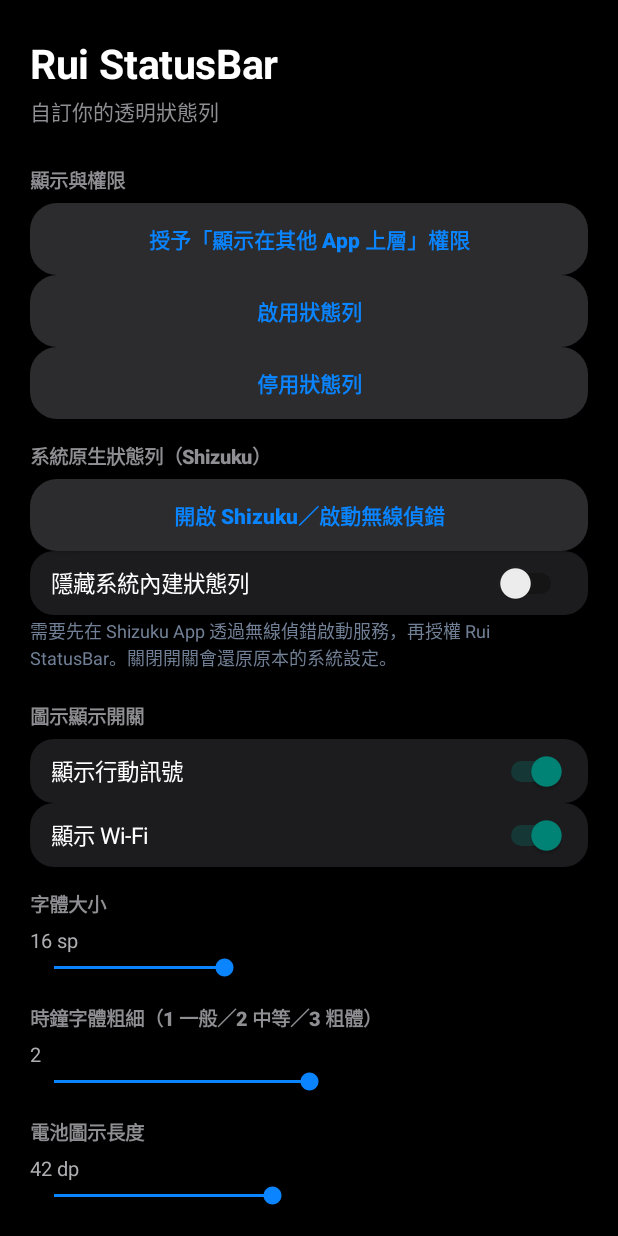
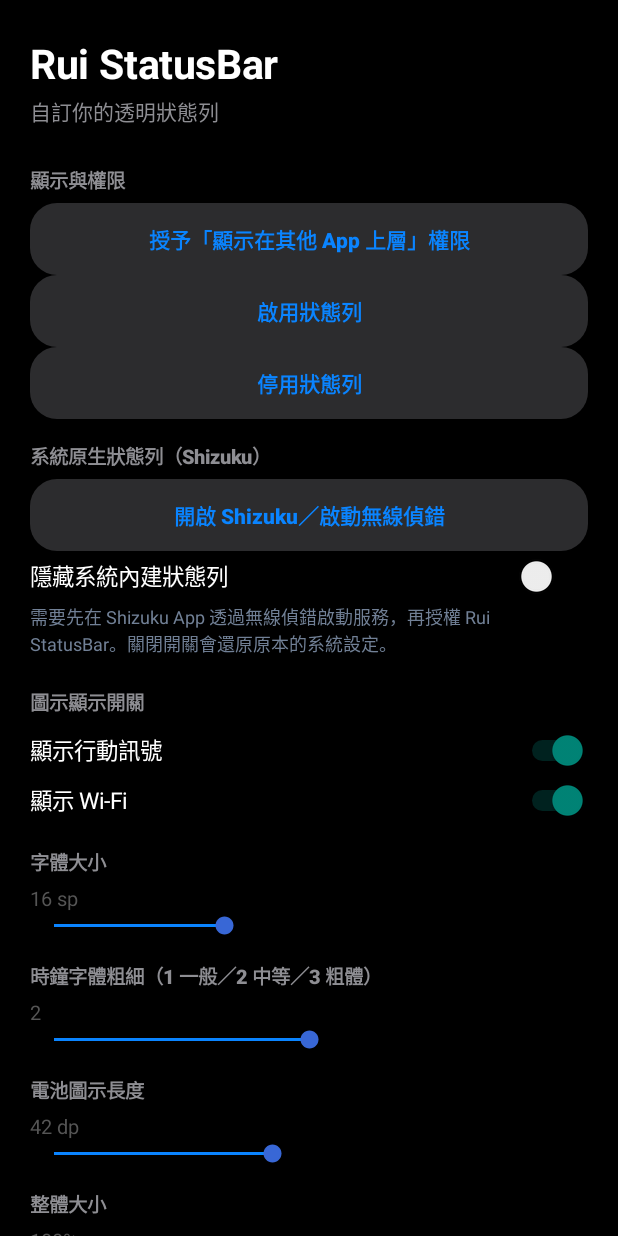
Before and after one commit to edisoneden527787-lab/DynamicIslandPro, an Android app: the screen it shows after launch (MainActivity), on a phone screen of 412 x 824 dp. Run offline under Robolectric (Android 15) with nearby library versions, the phone set to English and light mode, and no system bars; libraries missing offline, so code that uses them is left out: rikka.shizuku; 1 statement that could not run was skipped.

Commit message:
Stabilize startup and simplify iOS dark UI styling

```diff
--- a/app/src/main/java/com/rui/statusbar/MainActivity.kt
+++ b/app/src/main/java/com/rui/statusbar/MainActivity.kt
@@ -34,14 +34,6 @@ class MainActivity : Activity() {
 
     override fun onCreate(savedInstanceState: Bundle?) {
         super.onCreate(savedInstanceState)
-        window.statusBarColor = Color.BLACK
-        window.navigationBarColor = Color.BLACK
-        if (Build.VERSION.SDK_INT >= 29) {
-            window.isNavigationBarContrastEnforced = false
-            window.isStatusBarContrastEnforced = false
-        }
-        @Suppress("DEPRECATION")
-        window.decorView.systemUiVisibility = 0
         Shizuku.addRequestPermissionResultListener(shizukuPermissionListener)
         buildUi()
     }
@@ -196,56 +188,7 @@ class MainActivity : Activity() {
             prefs.edit().clear().apply()
             buildUi()
         })
-        // iOS Settings-inspired dark grouped controls.
-        for (index in 0 until root.childCount) {
-            val child = root.getChildAt(index)
-            when (child) {
-                is Switch -> {
-                    child.setTextColor(Color.WHITE)
-                    child.textSize = 15f
-                    child.background = roundedPanel(0xFF1C1C1E.toInt(), 16f)
-                    child.buttonTintList = ColorStateList.valueOf(0xFF30D158.toInt())
-                    child.setPadding(dp(14), dp(10), dp(14), dp(10))
-                }
-                is Button -> {
-                    child.background = roundedPanel(0xFF2C2C2E.toInt(), 18f)
-                    child.backgroundTintList = null
-                    child.setTextColor(0xFF0A84FF.toInt())
-                    child.minHeight = dp(48)
-                    child.setPadding(dp(18), dp(10), dp(18), dp(10))
-                }
-                is SeekBar -> {
-                    child.progressTintList = ColorStateList.valueOf(0xFF0A84FF.toInt())
-                    child.thumbTintList = ColorStateList.valueOf(0xFF0A84FF.toInt())
-                }
-                is EditText -> {
-                    child.setTextColor(Color.WHITE)
-                    child.setHintTextColor(0xFF8E8E93.toInt())
-                    child.background = roundedPanel(0xFF1C1C1E.toInt(), 14f)
-                    child.setPadding(dp(14), dp(12), dp(14), dp(12))
-                }
-                is Spinner -> {
-                    child.background = roundedPanel(0xFF1C1C1E.toInt(), 14f)
-                    child.setPadding(dp(12), dp(8), dp(12), dp(8))
-                }
-                is RadioGroup -> {
-                    for (i in 0 until child.childCount) {
-                        (child.getChildAt(i) as? RadioButton)?.apply {
-                            setTextColor(Color.WHITE)
-                            buttonTintList = ColorStateList.valueOf(0xFF0A84FF.toInt())
-                        }
-                    }
-                }
-                is TextView -> {
-                    if (child.textSize <= 14f) child.setTextColor(0xFF8E8E93.toInt())
-                }
-            }
-        }
-        setContentView(ScrollView(this).apply {
-            setBackgroundColor(Color.BLACK)
-            clipToPadding = false
-            addView(root)
-        })
+        setContentView(ScrollView(this).apply { setBackgroundColor(Color.BLACK); addView(root) })
         refresh()
     }
 
@@ -282,17 +225,18 @@ class MainActivity : Activity() {
         setTextColor(Color.WHITE)
         background = roundedPanel(0xFF2C2C2E.toInt(), 18f)
         backgroundTintList = null
+        setTextColor(0xFF0A84FF.toInt())
         setPadding(18, 8, 18, 8)
         setOnClickListener { action() }
     }
 
     private fun addSlider(root: LinearLayout, min: Int, max: Int, value: Int, suffix: String, changed: (Int) -> Unit) {
-        val valueText = TextView(this).apply { textSize = 13f; setTextColor(0xFFAEAEB2.toInt()) }
+        val valueText = TextView(this).apply { textSize = 13f; setTextColor(0xFF555555.toInt()) }
         val seek = SeekBar(this).apply {
             this.max = max - min
             progress = (value - min).coerceIn(0, this.max)
             progressTintList = ColorStateList.valueOf(0xFF0A84FF.toInt())
-            thumbTintList = ColorStateList.valueOf(0xFF0A84FF.toInt())
+            thumbTintList = ColorStateList.valueOf(0xFF3867D6.toInt())
         }
         fun show(v: Int) { valueText.text = v.toString() + suffix }
         show(value)
```
